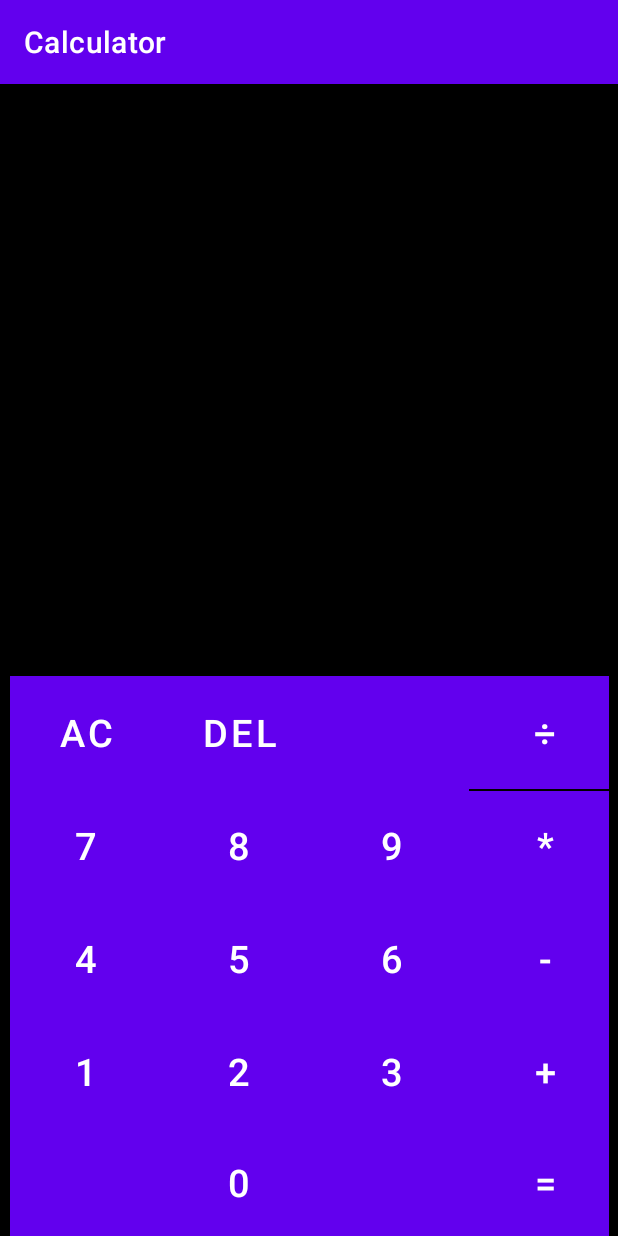
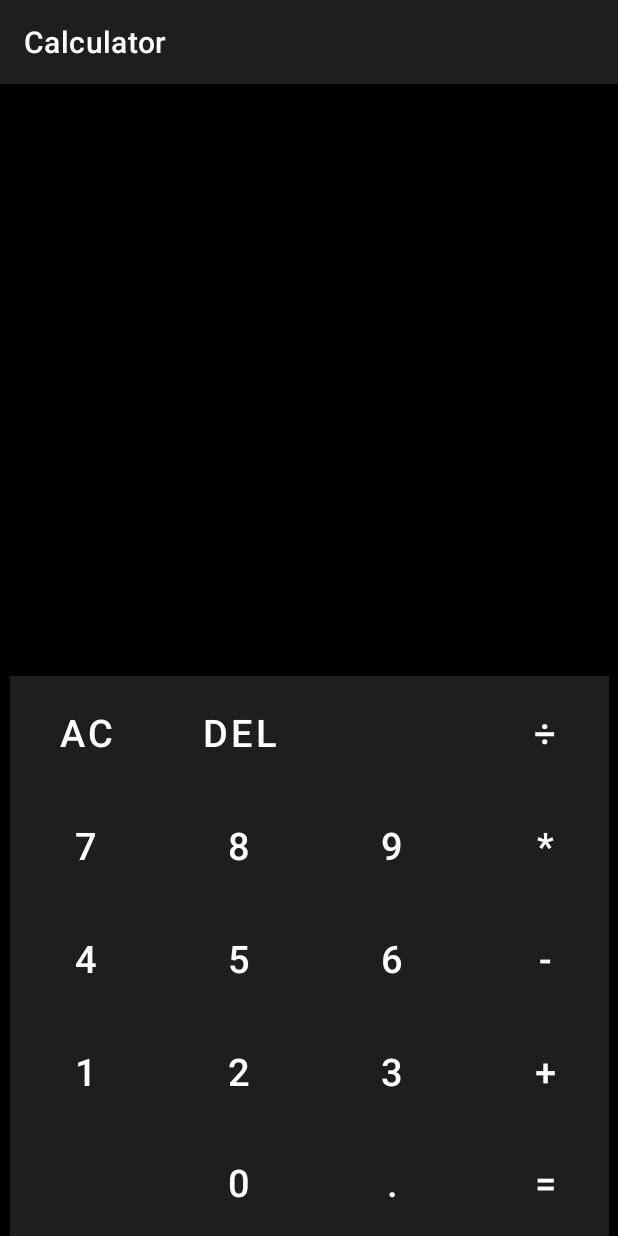
Before and after one commit to WcvgImMeister/AndroidCalculator, an Android app: the screen it shows after launch (MainActivity), on a phone screen of 412 x 824 dp. Run offline under Robolectric (Android 15) with nearby library versions, the phone set to English and light mode, and no system bars.

Commit message:
UI colors changed

```diff
--- a/app/src/main/res/layout/activity_main.xml
+++ b/app/src/main/res/layout/activity_main.xml
@@ -1,6 +1,7 @@
 <?xml version="1.0" encoding="utf-8"?>
 
-<androidx.constraintlayout.widget.ConstraintLayout xmlns:android="http://schemas.android.com/apk/res/android"
+<androidx.constraintlayout.widget.ConstraintLayout
+    xmlns:android="http://schemas.android.com/apk/res/android"
     xmlns:app="http://schemas.android.com/apk/res-auto"
     xmlns:tools="http://schemas.android.com/tools"
     android:layout_width="match_parent"
@@ -24,7 +25,7 @@
     <TableLayout
         android:layout_width="399dp"
         android:layout_height="373dp"
-        android:background="@color/black"
+        android:background="@color/not_black"
         app:layout_constraintBottom_toBottomOf="parent"
         app:layout_constraintEnd_toEndOf="parent"
         app:layout_constraintStart_toStartOf="parent">
@@ -41,7 +42,7 @@
                 android:id="@+id/clear"
                 android:layout_width="wrap_content"
                 android:layout_height="wrap_content"
-                android:background="@color/black"
+                android:background="@color/not_black"
                 android:backgroundTintMode="screen"
                 android:elegantTextHeight="false"
                 android:minWidth="102dp"
@@ -56,13 +57,13 @@
                 android:textSize="25sp"
                 app:iconPadding="0dp"
                 app:iconTintMode="screen"
-                app:rippleColor="#9A9999" />
+                app:rippleColor="@color/ripple" />
 
             <Button
                 android:id="@+id/delete"
                 android:layout_width="wrap_content"
                 android:layout_height="wrap_content"
-                android:background="@color/black"
+                android:background="@color/not_black"
                 android:minWidth="102dp"
                 android:minHeight="75dp"
                 android:onClick="Delete"
@@ -74,13 +75,13 @@
                 android:textColor="@color/white"
                 android:textSize="25sp"
                 app:iconPadding="0dp"
-                app:rippleColor="#9A9999" />
+                app:rippleColor="@color/ripple" />
 
             <Button
                 android:id="@+id/button2"
                 android:layout_width="wrap_content"
                 android:layout_height="wrap_content"
-                android:background="@color/black"
+                android:background="@color/not_black"
                 android:minWidth="102dp"
                 android:minHeight="75dp"
                 android:paddingLeft="0dp"
@@ -90,13 +91,13 @@
                 android:textColor="@color/white"
                 android:textSize="25sp"
                 app:iconPadding="0dp"
-                app:rippleColor="#9A9999" />
+                app:rippleColor="@color/ripple" />
 
             <Button
                 android:id="@+id/button3"
                 android:layout_width="wrap_content"
                 android:layout_height="wrap_content"
-                android:background="@color/black"
+                android:background="@color/not_black"
                 android:minWidth="102dp"
                 android:minHeight="75dp"
                 android:paddingLeft="0dp"
@@ -107,7 +108,7 @@
                 android:textColor="@color/white"
                 android:textSize="25sp"
                 app:iconPadding="0dp"
-                app:rippleColor="#9A9999" />
+                app:rippleColor="@color/ripple" />
         </TableRow>
 
         <TableRow
@@ -118,7 +119,7 @@
                 android:id="@+id/button4"
                 android:layout_width="wrap_content"
                 android:layout_height="wrap_content"
-                android:background="@color/black"
+                android:background="@color/not_black"
                 android:minWidth="102dp"
                 android:minHeight="75dp"
                 android:paddingLeft="0dp"
@@ -129,13 +130,13 @@
                 android:textColor="@color/white"
                 android:textSize="25sp"
                 app:iconPadding="0dp"
-                app:rippleColor="#9A9999" />
+                app:rippleColor="@color/ripple" />
 
             <Button
                 android:id="@+id/button5"
                 android:layout_width="wrap_content"
                 android:layout_height="wrap_content"
-                android:background="@color/black"
+                android:background="@color/not_black"
                 android:minWidth="102dp"
                 android:minHeight="75dp"
                 android:paddingLeft="0dp"
@@ -146,13 +147,13 @@
                 android:textColor="@color/white"
                 android:textSize="25sp"
                 app:iconPadding="0dp"
-                app:rippleColor="#9A9999" />
+                app:rippleColor="@color/ripple" />
 
             <Button
                 android:id="@+id/button6"
                 android:layout_width="wrap_content"
                 android:layout_height="wrap_content"
-                android:background="@color/black"
+                android:background="@color/not_black"
                 android:minWidth="102dp"
                 android:minHeight="75dp"
                 android:paddingLeft="0dp"
@@ -163,13 +164,13 @@
                 android:textColor="@color/white"
                 android:textSize="25sp"
                 app:iconPadding="0dp"
-                app:rippleColor="#9A9999" />
+                app:rippleColor="@color/ripple" />
 
             <Button
                 android:id="@+id/button7"
                 android:layout_width="wrap_content"
                 android:layout_height="wrap_content"
-                android:background="@color/black"
+                android:background="@color/not_black"
                 android:includeFontPadding="false"
                 android:minWidth="102dp"
                 android:minHeight="75dp"
@@ -181,7 +182,7 @@
                 android:textColor="@color/white"
                 android:textSize="25sp"
                 app:iconPadding="0dp"
-                app:rippleColor="#9A9999" />
+                app:rippleColor="@color/ripple" />
 
         </TableRow>
 
@@ -193,7 +194,7 @@
                 android:id="@+id/button8"
                 android:layout_width="wrap_content"
                 android:layout_height="wrap_content"
-                android:background="@color/black"
+                android:background="@color/not_black"
                 android:minWidth="102dp"
                 android:minHeight="75dp"
                 android:paddingLeft="0dp"
@@ -204,13 +205,13 @@
                 android:textColor="@color/white"
                 android:textSize="25sp"
                 app:iconPadding="0dp"
-                app:rippleColor="#9A9999" />
+                app:rippleColor="@color/ripple" />
 
             <Button
                 android:id="@+id/button9"
                 android:layout_width="wrap_content"
                 android:layout_height="wrap_content"
-                android:background="@color/black"
+                android:background="@color/not_black"
                 android:minWidth="102dp"
                 android:minHeight="75dp"
                 android:paddingLeft="0dp"
@@ -221,13 +222,13 @@
                 android:textColor="@color/white"
                 android:textSize="25sp"
                 app:iconPadding="0dp"
-                app:rippleColor="#9A9999" />
+                app:rippleColor="@color/ripple" />
 
             <Button
                 android:id="@+id/button10"
                 android:layout_width="wrap_content"
                 android:layout_height="wrap_content"
-                android:background="@color/black"
+                android:background="@color/not_black"
                 android:minWidth="102dp"
                 android:minHeight="75dp"
                 android:paddingLeft="0dp"
@@ -244,7 +245,7 @@
                 android:id="@+id/button11"
                 android:layout_width="wrap_content"
                 android:layout_height="wrap_content"
-                android:background="@color/black"
+                android:background="@color/not_black"
                 android:minWidth="102dp"
                 android:minHeight="75dp"
                 android:paddingLeft="0dp"
@@ -267,7 +268,7 @@
                 android:id="@+id/button12"
                 android:layout_width="wrap_content"
                 android:layout_height="wrap_content"
-                android:background="@color/black"
+                android:background="@color/not_black"
                 android:minWidth="102dp"
                 android:minHeight="75dp"
                 android:paddingLeft="0dp"
@@ -284,7 +285,7 @@
                 android:id="@+id/button13"
                 android:layout_width="wrap_content"
                 android:layout_height="wrap_content"
-                android:background="@color/black"
+                android:background="@color/not_black"
                 android:minWidth="102dp"
                 android:minHeight="75dp"
                 android:paddingLeft="0dp"
@@ -301,7 +302,7 @@
                 android:id="@+id/button14"
                 android:layout_width="wrap_content"
                 android:layout_height="wrap_content"
-                android:background="@color/black"
+                android:background="@color/not_black"
                 android:minWidth="102dp"
                 android:minHeight="75dp"
                 android:paddingLeft="0dp"
@@ -318,7 +319,7 @@
                 android:id="@+id/button15"
                 android:layout_width="wrap_content"
                 android:layout_height="wrap_content"
-                android:background="@color/black"
+                android:background="@color/not_black"
                 android:minWidth="102dp"
                 android:minHeight="75dp"
                 android:paddingLeft="0dp"
@@ -341,7 +342,7 @@
                 android:id="@+id/button16"
                 android:layout_width="wrap_content"
                 android:layout_height="wrap_content"
-                android:background="@color/black"
+                android:background="@color/not_black"
                 android:minWidth="102dp"
                 android:minHeight="75dp"
                 android:paddingLeft="0dp"
@@ -357,7 +358,7 @@
                 android:id="@+id/button17"
                 android:layout_width="wrap_content"
                 android:layout_height="wrap_content"
-                android:background="@color/black"
+                android:background="@color/not_black"
                 android:minWidth="102dp"
                 android:minHeight="75dp"
                 android:paddingLeft="0dp"
@@ -374,13 +375,14 @@
                 android:id="@+id/button18"
                 android:layout_width="wrap_content"
                 android:layout_height="wrap_content"
-                android:background="@color/black"
+                android:background="@color/not_black"
                 android:minWidth="102dp"
                 android:minHeight="75dp"
                 android:paddingLeft="0dp"
                 android:paddingTop="0dp"
                 android:paddingRight="0dp"
                 android:paddingBottom="0dp"
+                android:text="."
                 android:textColor="@color/white"
                 android:textSize="25sp"
                 app:iconPadding="0dp"
@@ -390,7 +392,7 @@
                 android:id="@+id/calculate"
                 android:layout_width="wrap_content"
                 android:layout_height="wrap_content"
-                android:background="@color/black"
+                android:background="@color/not_black"
                 android:minWidth="102dp"
                 android:minHeight="75dp"
                 android:onClick="Calculate"
--- a/app/src/main/res/values-night/themes.xml
+++ b/app/src/main/res/values-night/themes.xml
@@ -2,7 +2,7 @@
     <!-- Base application theme. -->
     <style name="Theme.AndroidCalculator" parent="Theme.MaterialComponents.DayNight.DarkActionBar">
         <!-- Primary brand color. -->
-        <item name="colorPrimary">@color/purple_200</item>
+        <item name="colorPrimary">@color/almost_black</item>
         <item name="colorPrimaryVariant">@color/purple_700</item>
         <item name="colorOnPrimary">@color/black</item>
         <!-- Secondary brand color. -->
--- a/app/src/main/res/values/colors.xml
+++ b/app/src/main/res/values/colors.xml
@@ -1,10 +1,12 @@
 <?xml version="1.0" encoding="utf-8"?>
 <resources>
-    <color name="purple_200">#FFBB86FC</color>
-    <color name="purple_500">#FF6200EE</color>
-    <color name="purple_700">#FF3700B3</color>
+    <color name="almost_black">#FF1E1E1E</color>
+    <color name="purple_500">#FF1E1E1E</color>
+    <color name="purple_700">#FF1E1E1E</color>
     <color name="teal_200">#FF03DAC5</color>
     <color name="teal_700">#FF018786</color>
     <color name="black">#FF000000</color>
+    <color name="not_black">#FF1E1E1E</color>
     <color name="white">#FFFFFFFF</color>
+    <color name="ripple">#FFFFFFFF</color>
 </resources>
```
